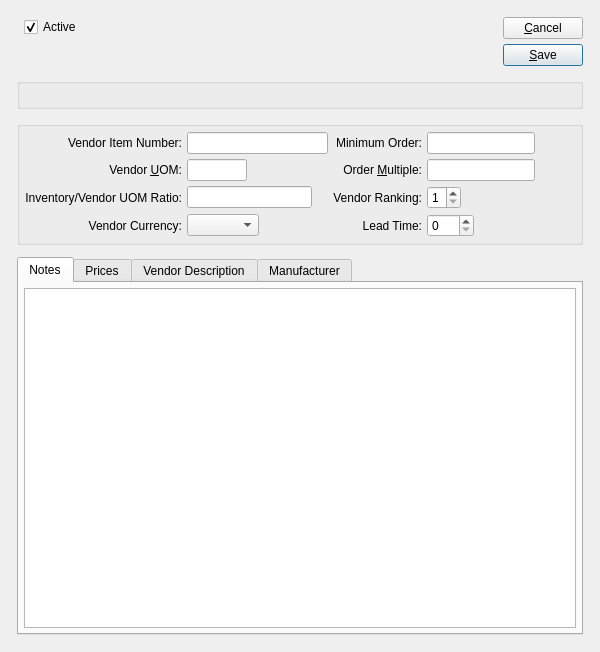
The window that xtuple/trunk/guiclient/itemSource.ui (WooodHead/xtuple) describes before a commit, drawn with Qt 5.
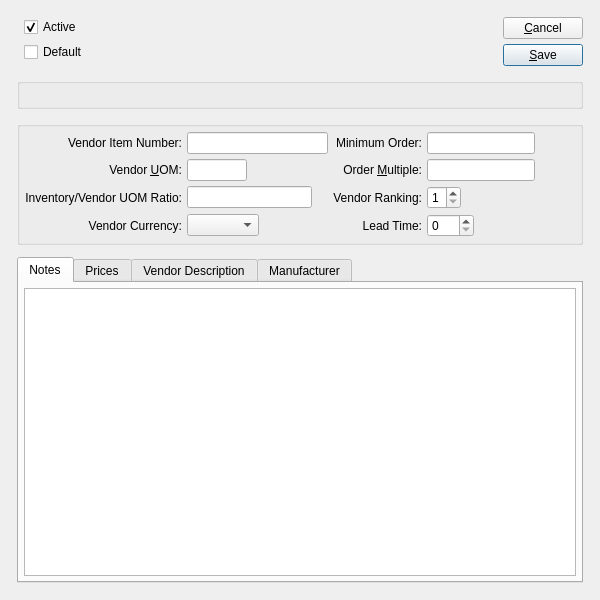
The same window after the commit. Custom widgets are drawn as their Qt base class.

```diff
--- a/xtuple/trunk/guiclient/itemSource.ui
+++ b/xtuple/trunk/guiclient/itemSource.ui
@@ -14,7 +14,7 @@
     <x>0</x>
     <y>0</y>
     <width>600</width>
-    <height>652</height>
+    <height>600</height>
    </rect>
   </property>
   <property name="windowTitle">
@@ -49,6 +49,13 @@
            </property>
           </widget>
          </item>
+         <item>
+          <widget class="QCheckBox" name="checkBox">
+           <property name="text">
+            <string>Default</string>
+           </property>
+          </widget>
+         </item>
          <item>
           <spacer>
            <property name="orientation">
```
Left out of the diff: 3 changed lines with no effect on the pictures.
